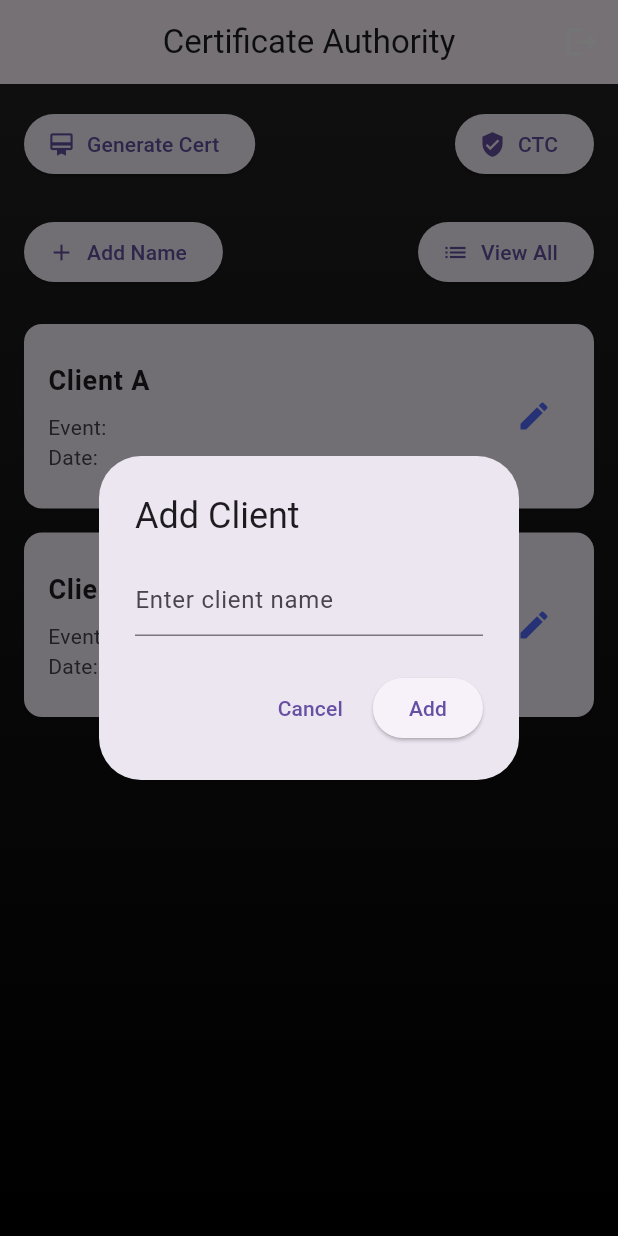
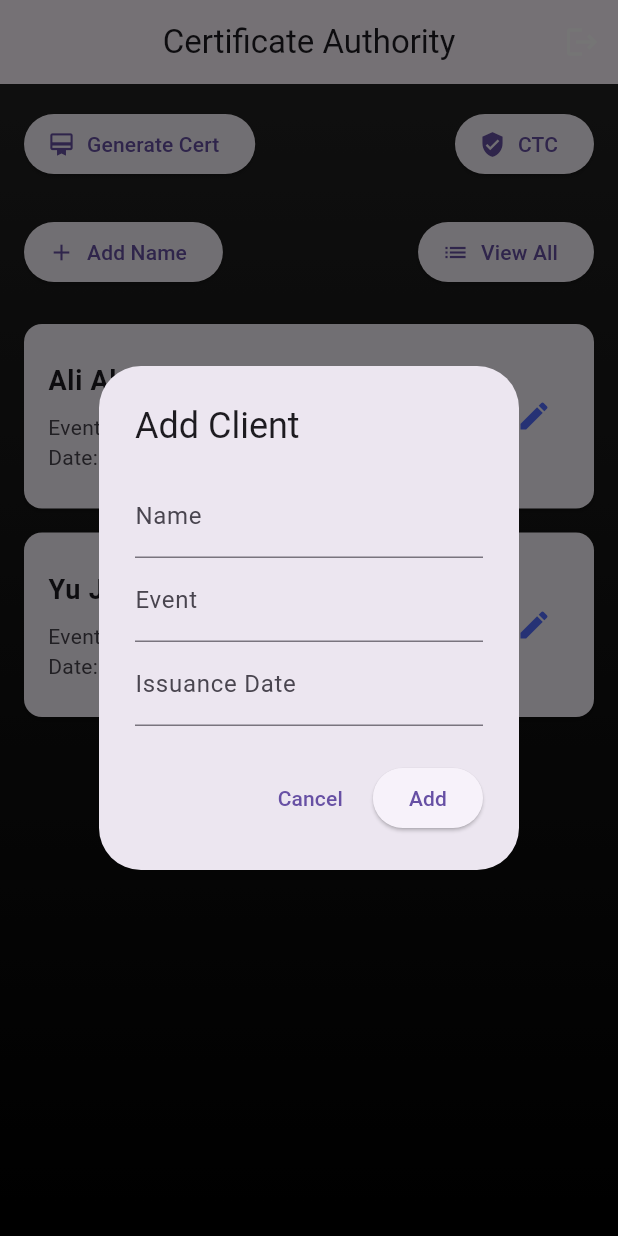
Before and after one commit to SitiFatimah0403/Digital_certificate_project, a Flutter app: the HomePage screen opened directly with empty values, after a tap on "Add Name", on a phone screen of 412 x 824 dp. Run offline on Flutter 3.47's test engine with Material 3 defaults, Android fonts, the phone set to English and light mode, and no system bars; our stand-ins replace cloud_firestore, file_picker, firebase_auth, firebase_core, firebase_storage, google_sign_in and 1 more; missing offline and left inert: firebase_app_check, syncfusion_flutter_pdf; accounts and stored records are empty.

Commit message:
updated data for backend

```diff
--- a/lib/certificate_authorityDashboard/ca_screen.dart
+++ b/lib/certificate_authorityDashboard/ca_screen.dart
@@ -3,6 +3,7 @@ import 'package:flutter/material.dart';
 import 'package:file_picker/file_picker.dart';
 import 'package:firebase_core/firebase_core.dart';
 import 'package:cloud_firestore/cloud_firestore.dart';
+import 'package:firebase_storage/firebase_storage.dart';
 
 
 void main() async {
@@ -25,7 +26,7 @@ class CertificateApp extends StatelessWidget {
           primary: Colors.indigo,
           secondary: Colors.indigoAccent,
           surface: Colors.grey[900]!,
-          background: Colors.black,
+          background: Colors.white,
           brightness: Brightness.dark,
         ),
         useMaterial3: true,
@@ -56,13 +57,13 @@ class CertificateApp extends StatelessWidget {
 }
 
 class Client {
+  String id; // Firestore document ID
   String name;
   String event;
   String issuanceDate;
 
-  Client(this.name, {this.event = '', this.issuanceDate = ''});
+  Client(this.name, {this.id = '', this.event = '', this.issuanceDate = ''});
 
-  // 🔽 This is required to send data to Firestore
   Map<String, dynamic> toMap() {
     return {
       'name': name,
@@ -70,7 +71,18 @@ class Client {
       'issuanceDate': issuanceDate,
     };
   }
+
+  factory Client.fromDoc(DocumentSnapshot doc) {
+    final data = doc.data() as Map<String, dynamic>;
+    return Client(
+      data['name'] ?? '',
+      id: doc.id,
+      event: data['event'] ?? '',
+      issuanceDate: data['issuanceDate'] ?? '',
+    );
   }
+}
+
 
 class HomePage extends StatefulWidget {
   final AuthService authService;
@@ -81,31 +93,47 @@ class HomePage extends StatefulWidget {
 }
 
 class _HomePageState extends State<HomePage> {
-  List<Client> clients = [Client('Client A'), Client('Client B')];
+  List<Client> clients = [Client('Ali Abu Yazid'), Client('Yu Ji-min')];
 
   void _addClient() async {
-    final TextEditingController controller = TextEditingController();
+    final nameController = TextEditingController();
+    final eventController = TextEditingController();
+    final dateController = TextEditingController();
 
-    // 1. Wait for user to input name and close dialog
-    final String? enteredName = await showDialog<String>(
+    final result = await showDialog<Map<String, String>>(
       context: context,
       builder: (dialogContext) {
         return AlertDialog(
           title: Text('Add Client'),
-          content: TextField(
-            controller: controller,
-            decoration: InputDecoration(hintText: 'Enter client name'),
+          content: Column(
+            mainAxisSize: MainAxisSize.min,
+            children: [
+              TextField(
+                controller: nameController,
+                decoration: InputDecoration(labelText: 'Name'),
+              ),
+              TextField(
+                controller: eventController,
+                decoration: InputDecoration(labelText: 'Event'),
+              ),
+              TextField(
+                controller: dateController,
+                decoration: InputDecoration(labelText: 'Issuance Date'),
+              ),
+            ],
           ),
           actions: [
             TextButton(
-              onPressed: () {
-                Navigator.pop(dialogContext); // Return null (cancel)
-              },
+              onPressed: () => Navigator.pop(dialogContext),
               child: Text('Cancel'),
             ),
             ElevatedButton(
               onPressed: () {
-                Navigator.pop(dialogContext, controller.text); // Return name
+                Navigator.pop(dialogContext, {
+                  'name': nameController.text,
+                  'event': eventController.text,
+                  'date': dateController.text,
+                });
               },
               child: Text('Add'),
             ),
@@ -114,32 +142,38 @@ class _HomePageState extends State<HomePage> {
       },
     );
 
-    // 2. After dialog closed, do everything safely
-    if (enteredName != null && enteredName.trim().isNotEmpty) {
-      if (!mounted) return; // ✅ Double-safety before doing anything with context
+    if (!mounted || result == null || result['name']!.trim().isEmpty) return;
 
-      final newClient = Client(enteredName.trim());
-      setState(() {
-        clients.add(newClient);
-      });
+    final newClient = Client(
+      result['name']!.trim(),
+      event: result['event'] ?? '',
+      issuanceDate: result['date'] ?? '',
+    );
 
     try {
-        await FirebaseFirestore.instance
+      final docRef = await FirebaseFirestore.instance
           .collection('clients')
           .add(newClient.toMap());
 
-        if (!mounted) return;
+      setState(() {
+        clients.add(Client(
+          newClient.name,
+          event: newClient.event,
+          issuanceDate: newClient.issuanceDate,
+        ));
+      });
+
       ScaffoldMessenger.of(context).showSnackBar(
         SnackBar(content: Text('Client added to Firestore')),
       );
     } catch (e) {
-        if (!mounted) return;
       ScaffoldMessenger.of(context).showSnackBar(
-          SnackBar(content: Text('Error adding client to Firestore')),
+        SnackBar(content: Text('Error adding client: $e')),
       );
     }
   }
-  }
+
+
 
 
 
@@ -211,14 +245,42 @@ class _HomePageState extends State<HomePage> {
       ),
     );
 
-    if (result != null) {
+    // 🛑 Avoid using context if widget is gone
+    if (!mounted || result == null) return;
+
     setState(() {
-        clients[index].name = result['name'] ?? client.name;
-        clients[index].event = result['event'] ?? client.event;
-        clients[index].issuanceDate = result['date'] ?? client.issuanceDate;
+      client.name = result['name'] ?? client.name;
+      client.event = result['event'] ?? client.event;
+      client.issuanceDate = result['date'] ?? client.issuanceDate;
     });
+
+    try {
+      final snapshot = await FirebaseFirestore.instance
+          .collection('clients')
+          .where('name', isEqualTo: client.name)
+          .get();
+
+      for (var doc in snapshot.docs) {
+        await doc.reference.update(client.toMap());
+      }
+
+      if (!mounted) return;
+
+      ScaffoldMessenger.of(context).showSnackBar(
+        SnackBar(content: Text('Client updated in Firestore')),
+      );
+    } catch (e) {
+      if (!mounted) return;
+
+      ScaffoldMessenger.of(context).showSnackBar(
+        SnackBar(content: Text('Error updating client: $e')),
+      );
     }
   }
+
+
+
+
 
   void _goToGenerateCertPage() {
     Navigator.push(
@@ -347,38 +409,41 @@ class GenerateCertPage extends StatelessWidget {
   final List<Client> clients;
   const GenerateCertPage({super.key, required this.clients});
 
-  void _uploadFile(BuildContext context, String clientName) async {
+  void _uploadFile(BuildContext context, Client client) async {
     FilePickerResult? result = await FilePicker.platform.pickFiles(
       type: FileType.custom,
       allowedExtensions: ['jpg', 'jpeg', 'png', 'pdf'],
+      withData: true,
     );
 
-    if (result != null) {
+    if (result != null && result.files.single.bytes != null) {
       final file = result.files.first;
-      String fileType = file.extension?.toLowerCase() == 'pdf' ? 'PDF' : 'Image';
+      final fileName = '${client.name}_${DateTime.now().millisecondsSinceEpoch}.${file.extension}';
+      final storageRef = FirebaseStorage.instance.ref().child('certificates/$fileName');
+
+      try {
+        await storageRef.putData(file.bytes!);
+        final downloadUrl = await storageRef.getDownloadURL();
+
+        await FirebaseFirestore.instance.collection('clients').add({
+          'name': client.name,
+          'event': client.event,
+          'issuanceDate': client.issuanceDate,
+          'fileUrl': downloadUrl,
+          'fileType': file.extension,
+        });
 
         ScaffoldMessenger.of(context).showSnackBar(
-        SnackBar(
-          content: Row(
-            children: [
-              Icon(
-                file.extension?.toLowerCase() == 'pdf'
-                    ? Icons.picture_as_pdf
-                    : Icons.image,
-                color: Colors.white,
-              ),
-              SizedBox(width: 8),
-              Expanded(
-                child: Text('Uploaded $fileType for $clientName: ${file.name}'),
-              ),
-            ],
-          ),
-          backgroundColor: Colors.green,
-          duration: Duration(seconds: 3),
-        ),
+          SnackBar(content: Text('Uploaded & saved for ${client.name}')),
+        );
+      } catch (e) {
+        ScaffoldMessenger.of(context).showSnackBar(
+          SnackBar(content: Text('Upload failed: $e')),
         );
       }
     }
+  }
+
 
   @override
   Widget build(BuildContext context) {
@@ -414,15 +479,10 @@ class GenerateCertPage extends StatelessWidget {
                       children: [
                         ElevatedButton.icon(
                           icon: Icon(Icons.upload_file),
-                          label: Text("Upload PDF"),
-                          onPressed: () => _uploadFile(context, client.name),
+                          label: Text("Upload File"),
+                          onPressed: () => _uploadFile(context, client),
                         ),
-                        SizedBox(width: 8),
-                        ElevatedButton.icon(
-                          icon: Icon(Icons.image),
-                          label: Text("Upload Photo"),
-                          onPressed: () => _uploadFile(context, client.name),
-                        ),
+
                       ],
                     ),
                   ],
```
Lines whose indentation alone changed are shown as unchanged.
